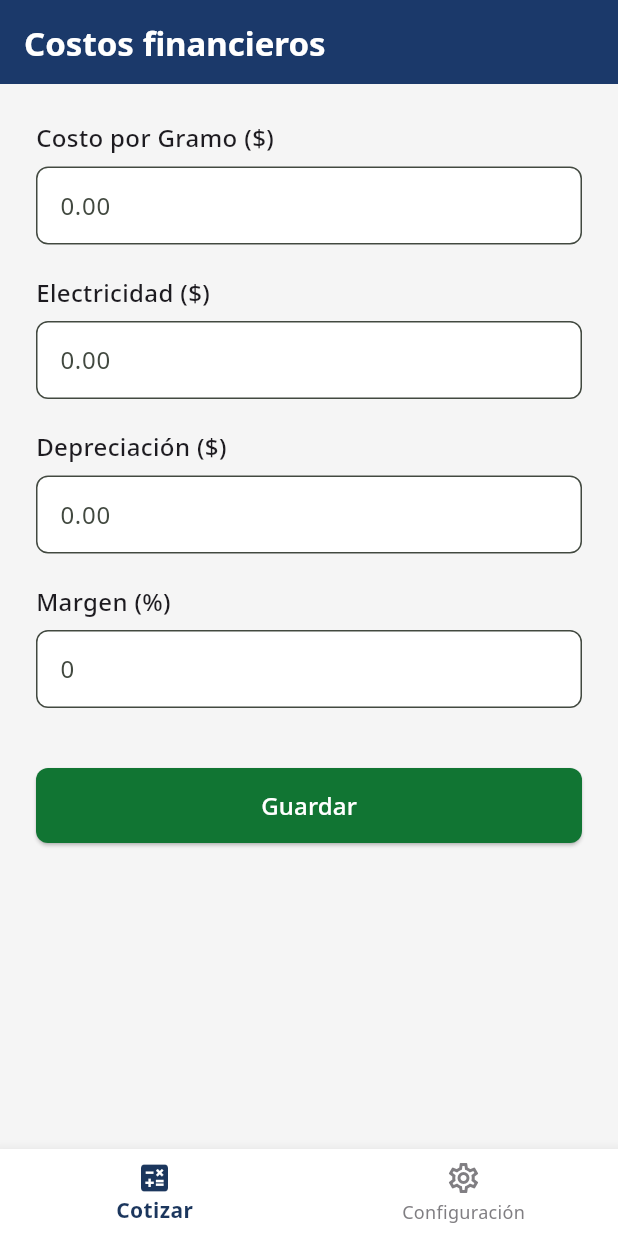
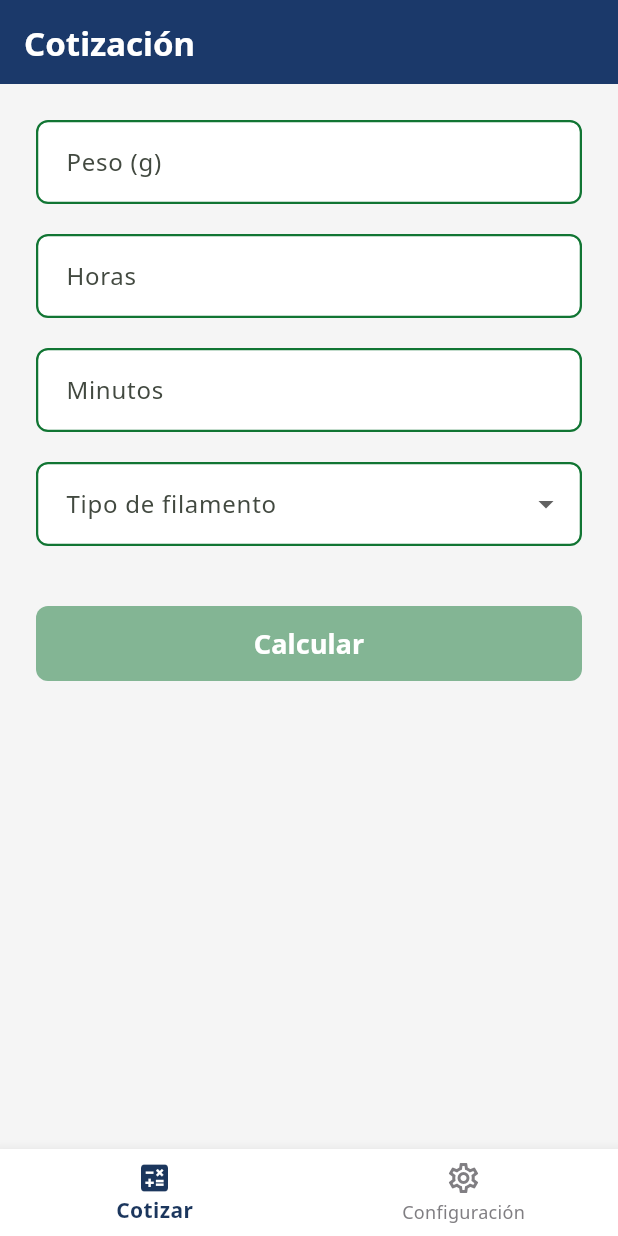
Before and after one commit to hazahart/sis_impresion_3d, a Flutter app: the screen it shows after launch, on a phone screen of 412 x 824 dp. Run offline on Flutter 3.47's test engine with Material 3 defaults, Android fonts, the phone set to English and light mode, and no system bars; our stand-ins replace cloud_firestore, firebase_core, flutter_riverpod, google_fonts; accounts and stored records are empty.

Commit message:
Formulario de Cotizaciones

```diff
--- a/lib/main.dart
+++ b/lib/main.dart
@@ -2,6 +2,7 @@ import 'package:flutter/material.dart';
 import 'package:firebase_core/firebase_core.dart';
 import 'package:flutter_riverpod/flutter_riverpod.dart';
 import 'package:google_fonts/google_fonts.dart';
+import 'package:sis_impresion_3d/ui/screens/cotizacion_screen.dart';
 import 'package:sis_impresion_3d/ui/screens/home_screen.dart';
 
 import 'firebase_options.dart';
@@ -39,7 +40,7 @@ class SisImpresion3DApp extends StatelessWidget {
       routes: {
         "/home": (context) => const HomeScreen(),
         "/config_financiera": (context) => const ConfiguracionScreen(),
-        // "/cotizacion": (context) => const CotizacionScreen(),
+        "/cotizacion": (context) => const CotizacionScreen(),
       },
     );
   }
--- /dev/null
+++ b/lib/ui/screens/cotizacion_screen.dart
@@ -0,0 +1,242 @@
+import 'package:flutter/material.dart';
+import 'package:flutter_riverpod/flutter_riverpod.dart';
+
+class CotizacionScreen extends ConsumerStatefulWidget {
+  const CotizacionScreen({super.key});
+
+  @override
+  ConsumerState<CotizacionScreen> createState() => _CotizacionScreenState();
+}
+
+class _CotizacionScreenState extends ConsumerState<CotizacionScreen> {
+  final _formKey = GlobalKey<FormState>();
+
+  final pesoCtr = TextEditingController();
+  final horasCtr = TextEditingController();
+  final minutosCtr = TextEditingController();
+
+  String? _filamentoSeleccionado;
+  bool _isFormValid = false;
+
+  final Map<String, bool> _interactuados = {
+    'Peso (g)': false,
+    'Horas': false,
+    'Minutos': false,
+    'Tipo de filamento': false,
+  };
+
+  final List<String> _filamentosMock = ['PLA', 'PETG', 'ABS', 'TPU'];
+
+  @override
+  void dispose() {
+    pesoCtr.dispose();
+    horasCtr.dispose();
+    minutosCtr.dispose();
+    super.dispose();
+  }
+
+  void _validarFormularioEnTiempoReal() {
+    setState(() {
+      final p = double.tryParse(pesoCtr.text);
+      final h = int.tryParse(horasCtr.text);
+      final m = int.tryParse(minutosCtr.text);
+
+      bool isValid = true;
+      if (p == null || p <= 0) isValid = false;
+      if (h == null || h < 0) isValid = false;
+      if (m == null || m < 0 || m > 59) isValid = false;
+      if (h != null && m != null && h == 0 && m == 0) isValid = false;
+      if (_filamentoSeleccionado == null) isValid = false;
+
+      _isFormValid = isValid;
+    });
+  }
+
+  @override
+  Widget build(BuildContext context) {
+    final errorDropdown = _filamentoSeleccionado == null ? 'Seleccione un tipo de filamento.' : null;
+    final dropdownTieneError = _interactuados['Tipo de filamento'] == true && errorDropdown != null;
+
+    return Scaffold(
+      backgroundColor: const Color(0xFFF5F5F5),
+      appBar: AppBar(
+        title: const Text(
+          'Cotización',
+          style: TextStyle(fontWeight: FontWeight.bold),
+        ),
+        backgroundColor: const Color(0xFF1B396A),
+        foregroundColor: Colors.white,
+        elevation: 0,
+      ),
+      body: SingleChildScrollView(
+        physics: const BouncingScrollPhysics(),
+        padding: const EdgeInsets.all(24.0),
+        child: Form(
+          key: _formKey,
+          autovalidateMode: AutovalidateMode.onUserInteraction,
+          child: Column(
+            crossAxisAlignment: CrossAxisAlignment.stretch,
+            children: [
+              _buildInputField(
+                controller: pesoCtr,
+                label: 'Peso (g)',
+                hint: '0.00',
+                isDecimal: true,
+              ),
+              const SizedBox(height: 20),
+              _buildInputField(
+                controller: horasCtr,
+                label: 'Horas',
+                hint: '0',
+                isDecimal: false,
+              ),
+              const SizedBox(height: 20),
+              _buildInputField(
+                controller: minutosCtr,
+                label: 'Minutos',
+                hint: '0',
+                isDecimal: false,
+              ),
+              const SizedBox(height: 20),
+
+              DropdownButtonFormField<String>(
+                value: _filamentoSeleccionado,
+                decoration: _getCustomDecoration(
+                  label: 'Tipo de filamento',
+                  tieneError: dropdownTieneError
+                ),
+                icon: const Icon(Icons.arrow_drop_down),
+                items: _filamentosMock.map((String filamento) {
+                  return DropdownMenuItem<String>(
+                    value: filamento,
+                    child: Text(filamento),
+                  );
+                }).toList(),
+                onChanged: (value) {
+                  setState(() {
+                    _filamentoSeleccionado = value;
+                    _interactuados['Tipo de filamento'] = true;
+                  });
+                  _validarFormularioEnTiempoReal();
+                },
+                validator: (value) => errorDropdown,
+              ),
+              const SizedBox(height: 40),
+
+              SizedBox(
+                height: 50,
+                child: ElevatedButton(
+                  style: ElevatedButton.styleFrom(
+                    backgroundColor: const Color(0xFF117533),
+                    disabledBackgroundColor: const Color(0xFF117533).withOpacity(0.5),
+                    shape: RoundedRectangleBorder(
+                      borderRadius: BorderRadius.circular(8),
+                    ),
+                  ),
+                  onPressed: _isFormValid ? () {
+                    ScaffoldMessenger.of(context).showSnackBar(
+                      const SnackBar(content: Text('Formulario válido. Calculando...')),
+                    );
+                  } : null,
+                  child: const Text(
+                    'Calcular',
+                    style: TextStyle(fontSize: 18, color: Colors.white, fontWeight: FontWeight.bold),
+                  ),
+                ),
+              ),
+            ],
+          ),
+        ),
+      ),
+    );
+  }
+
+  Widget _buildInputField({
+    required TextEditingController controller,
+    required String label,
+    required String hint,
+    required bool isDecimal,
+  }) {
+    String? obtenerError(String value) {
+      if (value.isEmpty) return 'Ingrese un valor válido.';
+
+      if (isDecimal) {
+        final numero = double.tryParse(value);
+        if (numero == null || numero <= 0) return 'Ingrese un valor válido.';
+      } else {
+        final numero = int.tryParse(value);
+        if (numero == null) return 'Ingrese un valor válido.';
+
+        if (label == 'Horas' && numero < 0) return 'Ingrese un valor válido.';
+        if (label == 'Minutos' && (numero < 0 || numero > 59)) return 'Ingrese un valor válido.';
+      }
+
+      if (label == 'Horas' || label == 'Minutos') {
+        final h = int.tryParse(horasCtr.text) ?? 0;
+        final m = int.tryParse(minutosCtr.text) ?? 0;
+        if (h == 0 && m == 0 && (horasCtr.text.isNotEmpty || minutosCtr.text.isNotEmpty)) {
+          return 'El tiempo no puede ser cero.';
+        }
+      }
+      return null;
+    }
+
+    final errorActual = obtenerError(controller.text);
+    final tieneError = _interactuados[label] == true && errorActual != null;
+
+    return TextFormField(
+      controller: controller,
+      keyboardType: TextInputType.numberWithOptions(decimal: isDecimal),
+      decoration: _getCustomDecoration(label: label, tieneError: tieneError).copyWith(
+        hintText: hint,
+        errorText: tieneError ? errorActual : null,
+      ),
+      onChanged: (value) {
+        setState(() {
+          _interactuados[label] = true;
+        });
+        _validarFormularioEnTiempoReal();
+      },
+      validator: (value) => obtenerError(value ?? ''),
+    );
+  }
+
+  InputDecoration _getCustomDecoration({required String label, required bool tieneError}) {
+    return InputDecoration(
+      labelText: label,
+      filled: true,
+      fillColor: Colors.white,
+      enabledBorder: OutlineInputBorder(
+        borderRadius: BorderRadius.circular(8),
+        borderSide: const BorderSide(color: Color(0xFF117533), width: 1.5),
+      ),
+      focusedBorder: OutlineInputBorder(
+        borderRadius: BorderRadius.circular(8),
+        borderSide: const BorderSide(color: Color(0xFF1B396A), width: 2),
+      ),
+      errorBorder: OutlineInputBorder(
+        borderRadius: BorderRadius.circular(8),
+        borderSide: const BorderSide(color: Colors.red, width: 1.5),
+      ),
+      focusedErrorBorder: OutlineInputBorder(
+        borderRadius: BorderRadius.circular(8),
+        borderSide: const BorderSide(color: Colors.red, width: 2),
+      ),
+      errorStyle: const TextStyle(color: Colors.red, fontSize: 13),
+      contentPadding: const EdgeInsets.symmetric(horizontal: 16, vertical: 16),
+
+      suffixIcon: tieneError
+        ? Container(
+            width: 44,
+            margin: const EdgeInsets.symmetric(vertical: 8),
+            decoration: const BoxDecoration(
+              border: Border(
+                left: BorderSide(color: Colors.red, width: 1.5),
+              ),
+            ),
+            child: const Icon(Icons.error, color: Colors.red),
+          )
+        : null,
+    );
+  }
+}
--- a/lib/ui/screens/home_screen.dart
+++ b/lib/ui/screens/home_screen.dart
@@ -1,4 +1,5 @@
 import 'package:flutter/material.dart';
+import 'package:sis_impresion_3d/ui/screens/cotizacion_screen.dart';
 import 'configuracion_screen.dart';
 
 class HomeScreen extends StatefulWidget {
@@ -12,7 +13,7 @@ class _HomeScreenState extends State<HomeScreen> {
   int _indiceActual = 0;
 
   final List<Widget> _pantallas = [
-    // const CotizacionScreen(),
+    const CotizacionScreen(),
     const ConfiguracionScreen(),
   ];
 
```
Also changed, not shown: 8 other files.
